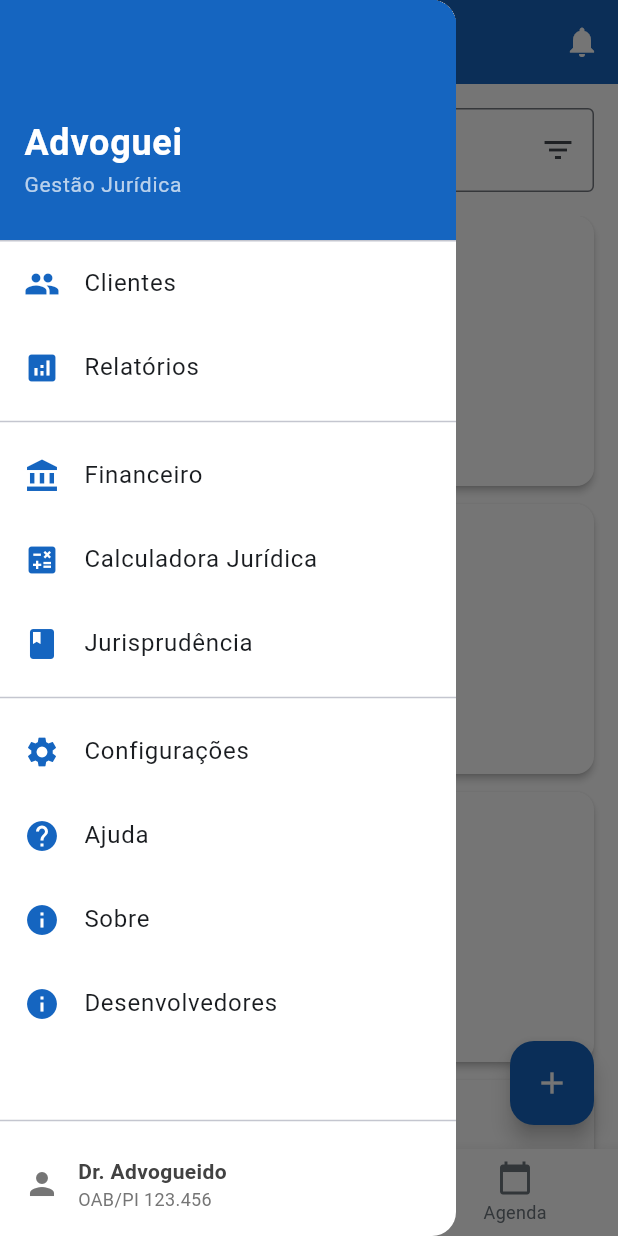
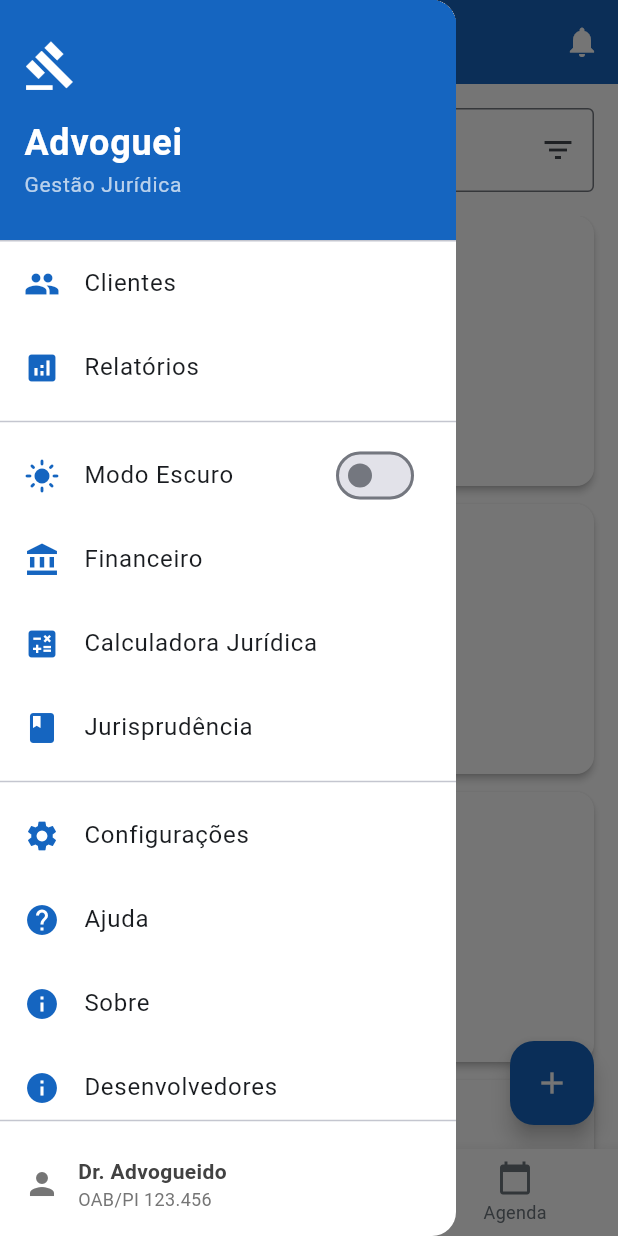
Before and after one commit to otaviossousa/advoguei, a Flutter app: the screen it shows after launch, with the side drawer open, on a phone screen of 412 x 824 dp. Run offline on Flutter 3.47's test engine with Material 3 defaults, Android fonts, the light colour scheme and no system bars; our stand-ins replace shared_preferences.

Commit message:
feat: adiciona troca de tema no menu e configura utilização do provider na main

```diff
--- a/lib/main.dart
+++ b/lib/main.dart
@@ -1,9 +1,19 @@
 import 'package:flutter/material.dart';
+import 'package:provider/provider.dart';
+
 import 'utils/routes.dart';
 import 'utils/theme.dart';
+import 'providers/theme_provider.dart';
 
 void main() {
-  runApp(const AdvogueApp());
+  runApp(
+    MultiProvider(
+      providers: [
+        ChangeNotifierProvider(create: (_) => ThemeProvider()),
+      ],
+      child: const AdvogueApp(),
+    ),
+  );
 }
 
 class AdvogueApp extends StatelessWidget {
@@ -11,11 +21,20 @@ class AdvogueApp extends StatelessWidget {
 
   @override
   Widget build(BuildContext context) {
-    return MaterialApp(
-      debugShowCheckedModeBanner: false,
-      theme: AppTheme.lightTheme,
-      initialRoute: AppRoutes.mainScreen,
-      routes: AppRoutes.routes,
+    return Consumer<ThemeProvider>(
+      builder: (context, themeProvider, child) {
+        return MaterialApp(
+          debugShowCheckedModeBanner: false,
+          title: 'Advoguei',
+
+          themeMode: themeProvider.themeMode,
+          theme: AppTheme.lightTheme,
+          darkTheme: AppTheme.darkTheme,
+
+          initialRoute: AppRoutes.mainScreen,
+          routes: AppRoutes.routes,
+        );
+      },
     );
   }
 }
--- a/lib/widgets/app_drawer.dart
+++ b/lib/widgets/app_drawer.dart
@@ -1,3 +1,5 @@
+import 'package:advoguei/providers/theme_provider.dart';
+import 'package:provider/provider.dart';
 import 'package:flutter/material.dart';
 
 import '../utils/theme.dart';
@@ -9,6 +11,10 @@ class AppDrawer extends StatelessWidget {
 
   @override
   Widget build(BuildContext context) {
+    final isDark = Theme.of(context).brightness == Brightness.dark;
+
+    final listIconColor = isDark ? Colors.lightBlueAccent : Theme.of(context).primaryColor;
+
     return Drawer(
       child: Column(
         children: [
@@ -25,7 +31,7 @@ class AppDrawer extends StatelessWidget {
                   Icon(
                     Icons.gavel,
                     size: 35,
-                    color: AppTheme.primaryBlue,
+                    color: Colors.white,
                   ),
                   const SizedBox(height: 16),
                   const Text(
@@ -51,6 +57,7 @@ class AppDrawer extends StatelessWidget {
                   context,
                   icon: Icons.people,
                   title: 'Clientes',
+                  iconColor: listIconColor,
                   onTap: () {
                     Navigator.pop(context);
                     // Navegar para clientes
@@ -60,16 +67,35 @@ class AppDrawer extends StatelessWidget {
                   context,
                   icon: Icons.analytics,
                   title: 'Relatórios',
+                  iconColor: listIconColor,
                   onTap: () {
                     Navigator.pop(context);
                     // Navegar para relatórios
                   },
                 ),
                 const Divider(),
+                Consumer<ThemeProvider>(
+                  builder: (context, themeProvider, child) {
+                    return SwitchListTile(
+                      title: const Text('Modo Escuro'),
+                      secondary: Icon(
+                        themeProvider.isDarkMode
+                            ? Icons.dark_mode
+                            : Icons.light_mode,
+                        color: listIconColor,
+                      ),
+                      value: themeProvider.isDarkMode,
+                      onChanged: (bool value) {
+                        themeProvider.toggleTheme(value);
+                      },
+                    );
+                  },
+                ),
                 _buildDrawerItem(
                   context,
                   icon: Icons.account_balance,
                   title: 'Financeiro',
+                  iconColor: listIconColor,
                   onTap: () {
                     Navigator.pop(context);
                     // Navegar para financeiro
@@ -79,6 +105,7 @@ class AppDrawer extends StatelessWidget {
                   context,
                   icon: Icons.calculate,
                   title: 'Calculadora Jurídica',
+                  iconColor: listIconColor,
                   onTap: () {
                     Navigator.pop(context);
                     // Navegar para calculadora
@@ -88,6 +115,7 @@ class AppDrawer extends StatelessWidget {
                   context,
                   icon: Icons.book,
                   title: 'Jurisprudência',
+                  iconColor: listIconColor,
                   onTap: () {
                     Navigator.pop(context);
                     // Navegar para jurisprudência
@@ -98,18 +126,21 @@ class AppDrawer extends StatelessWidget {
                   context,
                   icon: Icons.settings,
                   title: 'Configurações',
+                  iconColor: listIconColor,
                   onTap: () {},
                 ),
                 _buildDrawerItem(
                   context,
                   icon: Icons.help,
                   title: 'Ajuda',
+                  iconColor: listIconColor,
                   onTap: () {},
                 ),
                 _buildDrawerItem(
                   context,
                   icon: Icons.info,
                   title: 'Sobre',
+                  iconColor: listIconColor,
                   onTap: () {
                     Navigator.pop(context);
                     _showSobre(context);
@@ -119,6 +150,7 @@ class AppDrawer extends StatelessWidget {
                   context,
                   icon: Icons.info,
                   title: 'Desenvolvedores',
+                  iconColor: listIconColor,
                   onTap: () {
                     Navigator.of(context).pop();
                     Navigator.of(context).pushNamed(AppRoutes.aboutScreen);
@@ -163,9 +195,12 @@ class AppDrawer extends StatelessWidget {
     required IconData icon,
     required String title,
     required VoidCallback onTap,
+    Color? iconColor,
   }) {
+    final color = iconColor ?? Theme.of(context).primaryColor;
+
     return ListTile(
-      leading: Icon(icon, color: Theme.of(context).primaryColor),
+      leading: Icon(icon, color: color),
       title: Text(title),
       onTap: onTap,
     );
```
